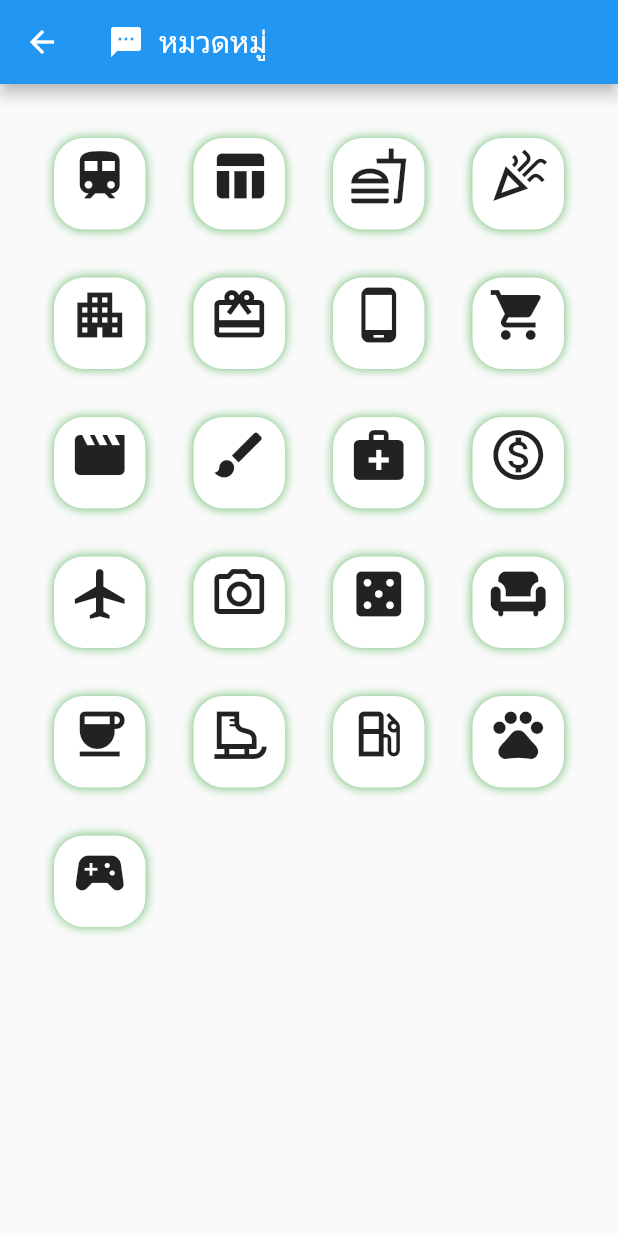
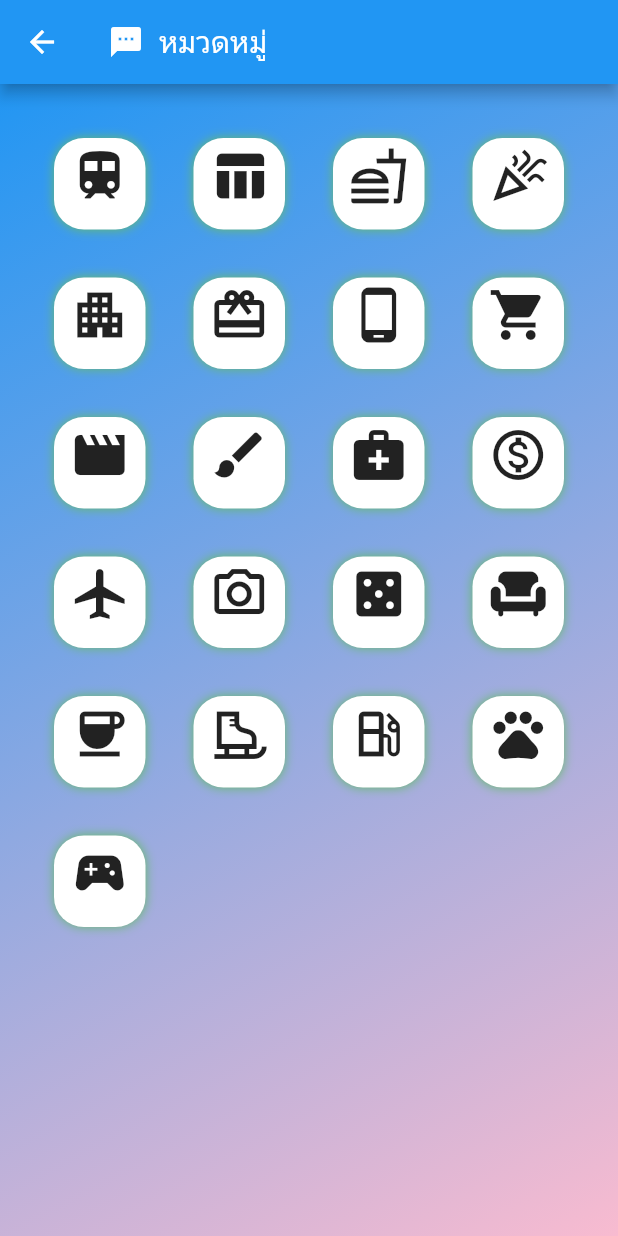
Before and after one commit to DarkNcz/calendar-main, a Flutter app: the screen it shows after launch, item 2 of the bottom bar chosen, after a tap on "เพิ่ม", on a phone screen of 412 x 824 dp. Run offline on Flutter 3.47's test engine with Material 2 defaults, Android fonts, the phone set to English and light mode, and no system bars; our stand-ins replace google_fonts, shared_preferences, sqflite, table_calendar; accounts and stored records are empty.

Commit message:
9/24/2021

```diff
--- /dev/null
+++ b/lib/DataBase.dart/DB.dart
@@ -0,0 +1,37 @@
+import 'dart:async';
+
+import 'package:calendar/model/Calen.dart';
+import 'package:sqflite/sqflite.dart';
+import 'package:path/path.dart' as p;
+
+abstract class DB {
+  static Database _db;
+
+  static int get _version => 1;
+
+  static Future<void> init() async {
+    try {
+      String _path = await getDatabasesPath();
+      String _dbpath = p.join(_path, 'cal1.db');
+
+      _db = await openDatabase(_dbpath, version: _version, onCreate: onCreate);
+      print(_version);
+    } catch (ex) {
+      print(ex);
+    }
+  }
+
+  static FutureOr<void> onCreate(Database db, int version) async {
+    await db.execute(
+        'CREATE TABLE events (id INTEGER PRIMARY KEY NOT NULL, name STRING, date STRING, setCounter INTEGER)');
+  }
+
+  static Future<List<Map<String, dynamic>>> query(String table) async =>
+      await _db.query(table);
+
+  static Future<int> insert(String table, CalendarItem item) async =>
+      await _db.insert(table, item.toMap());
+
+  static Future<int> delete(String table, CalendarItem item) async =>
+      await _db.delete(table, where: 'id = ?', whereArgs: [item.id]);
+}
--- a/lib/ModelPie/PieChart.dart
+++ b/lib/ModelPie/PieChart.dart
@@ -54,12 +54,12 @@ class Category {
 }
 
 final kCategories = [
-  Category('อาหาร', amount: 4000.00),
+  Category('อาหาร', amount: 2000.00),
   Category('เครื่องดื่ม', amount: 300.00),
   Category('เดินทาง', amount: 1000.00),
-  Category('เกมส์', amount: 500.00),
-  Category('ของขวัญ', amount: 400.00),
-  Category('โรงพยาบาล', amount: 1500.00),
+  Category('เกมส์', amount: 200.00),
+  Category('ของขวัญ', amount: 500.00),
+  Category('โรงพยาบาล', amount: 500.00),
 ];
 
 final kNeumorphicColors = [
--- /dev/null
+++ b/lib/model/Calen.dart
@@ -0,0 +1,22 @@
+class CalendarItem {
+  static String table = "events";
+
+  int id;
+  String name;
+  String date;
+
+  CalendarItem({this.id, this.name, this.date});
+
+  Map<String, dynamic> toMap() {
+    Map<String, dynamic> map = {'name': name, 'date': date};
+
+    if (id != null) {
+      map['id'] = id;
+    }
+    return map;
+  }
+
+  static CalendarItem fromMap(Map<String, dynamic> map) {
+    return CalendarItem(id: map['id'], name: map['name'], date: map['date']);
+  }
+}
--- a/lib/model/cateScreen.dart
+++ b/lib/model/cateScreen.dart
@@ -13,12 +13,21 @@ class _CatepageState extends State<Catepage> {
   @override
   Widget build(BuildContext context) {
     return Scaffold(
-      appBar: AppBar(
-          automaticallyImplyLeading: true,
-          title: Row(
-            children: <Widget>[Icon(Icons.textsms), Text("  หมวดหมู่")],
-          )),
-      body: Category(),
-    );
+        appBar: AppBar(
+            automaticallyImplyLeading: true,
+            title: Row(
+              children: <Widget>[Icon(Icons.textsms), Text("  หมวดหมู่")],
+            )),
+        body: Container(
+          //padding: EdgeInsets.all(10),
+          decoration: BoxDecoration(
+            gradient: LinearGradient(
+                begin: Alignment.topLeft,
+                end: Alignment.bottomRight,
+                colors: [Colors.blue, Colors.pink[100]]),
+            color: Colors.purple[100],
+          ),
+          child: Category(),
+        ));
   }
 }
--- a/lib/screen/CalenScreen.dart
+++ b/lib/screen/CalenScreen.dart
@@ -1,3 +1,4 @@
+import 'dart:ui';
 import 'package:calendar/event.dart';
 import 'package:calendar/model/cateScreen.dart';
 import 'package:flutter/material.dart';
@@ -17,6 +18,44 @@ class _CalendarState extends State<CalendarPage> {
   DateTime focusedDay = DateTime.now();
 
   TextEditingController _eventController = TextEditingController();
+  Container taskList(
+      String title, String description, IconData iconData, Color iconColor) {
+    return Container(
+      padding: EdgeInsets.only(top: 10),
+      child: Row(
+        children: <Widget>[
+          Icon(
+            iconData,
+            color: Colors.white,
+            size: 40,
+          ),
+          Container(
+            padding: EdgeInsets.only(left: 10, right: 10),
+            width: MediaQuery.of(context).size.width * 0.8,
+            child: Column(
+              children: <Widget>[
+                Text(
+                  title,
+                  style: TextStyle(
+                      fontSize: 20,
+                      fontWeight: FontWeight.bold,
+                      color: Colors.white),
+                ),
+                SizedBox(
+                  height: 10,
+                ),
+                Text(description,
+                    style: TextStyle(
+                        fontSize: 15,
+                        color: Colors.white,
+                        fontWeight: FontWeight.normal))
+              ],
+            ),
+          )
+        ],
+      ),
+    );
+  }
 
   @override
   void initState() {
@@ -39,21 +78,22 @@ class _CalendarState extends State<CalendarPage> {
   Widget build(BuildContext context) {
     return Scaffold(
       //backgroundColor: Theme.of(context).primaryColor,
-      appBar: new AppBar(
-        title: new Text("จดบันทึก"),
+      body: Container(
+        decoration: BoxDecoration(
+          gradient: LinearGradient(
+              begin: Alignment.topLeft,
+              end: Alignment.bottomRight,
+              colors: [Color.fromRGBO(193, 214, 233, 1), Colors.pink[100]]),
+          color: Colors.purple[100],
         ),
-
-      body: Padding(
-        padding: const EdgeInsets.all(8.0),
         child: Container(
-          padding: EdgeInsets.all(10),
-          decoration: BoxDecoration(
-              color: Colors.purple[100],
-              borderRadius: BorderRadius.circular(30)),
-          height: 380,
+          child: Expanded(
+            flex: 1,
             child: Column(
               children: [
-              TableCalendar(
+                Container(
+                  padding: EdgeInsets.only(top: 20, left: 30, right: 30),
+                  child: TableCalendar(
                     focusedDay: selectedDay,
                     firstDay: DateTime(1990),
                     lastDay: DateTime(2050),
@@ -99,6 +139,20 @@ class _CalendarState extends State<CalendarPage> {
                       ),
                     ),
                     headerStyle: HeaderStyle(
+                        /*leftChevronIcon: Icon(Icons.arrow_back_ios,
+                          size: 15, color: Colors.white),
+                      rightChevronIcon: Icon(Icons.arrow_forward_ios,
+                          size: 15, color: Colors.white),
+                      titleTextStyle: GoogleFonts.montserrat(
+                          color: Colors.white, fontSize: 16),
+                      formatButtonDecoration: BoxDecoration(
+                        color: Colors.white60,
+                        borderRadius: BorderRadius.circular(20),
+                      ),
+                      formatButtonTextStyle: GoogleFonts.montserrat(
+                          color: Colors.red,
+                          fontSize: 13,
+                          fontWeight: FontWeight.bold),*/
                         formatButtonVisible: true,
                         titleCentered: true,
                         formatButtonShowsNext: false,
@@ -108,14 +162,41 @@ class _CalendarState extends State<CalendarPage> {
                         ),
                         formatButtonTextStyle: TextStyle(
                           color: Colors.white,
+                        )),
                   ),
                 ),
+                SizedBox(
+                  height: 10,
                 ),
-              //เกี่ยวกับDiary
-              ..._getEventsfromDay(selectedDay).map(
-                (Diary event) => ListTile(
-                  title: Text(
-                    event.title,
+                Expanded(
+                  flex: 1,
+                  child: Container(
+                    padding: EdgeInsets.only(left: 30),
+                    width: MediaQuery.of(context).size.width,
+                    height: MediaQuery.of(context).size.height,
+                    decoration: BoxDecoration(
+                        borderRadius: BorderRadius.only(
+                            topLeft: Radius.circular(50),
+                            topRight: Radius.circular(50)),
+                        color: Color(0xff30384c)),
+                    child: Column(
+                      crossAxisAlignment: CrossAxisAlignment.start,
+                      children: <Widget>[
+                        Padding(
+                          padding: EdgeInsets.only(top: 10),
+                          child: Text("วันนี้",
+                              style: TextStyle(
+                                  color: Colors.white,
+                                  fontSize: 30,
+                                  fontWeight: FontWeight.bold)),
+                        ),
+                        taskList(
+                            "ค่าเดินทาง", "150", Icons.train, Colors.white),
+                        taskList("ค่าอาหาร", "150", Icons.fastfood_outlined,
+                            Colors.white),
+                        taskList("ค่ารักษา", "1500", Icons.medical_services,
+                            Colors.white),
+                      ],
                     ),
                   ),
                 ),
@@ -123,6 +204,8 @@ class _CalendarState extends State<CalendarPage> {
             ),
           ),
         ),
+      ),
+
       floatingActionButton: FloatingActionButton.extended(
         onPressed: () {
           var rount = new MaterialPageRoute(
--- a/lib/screen/HomeScreen.dart
+++ b/lib/screen/HomeScreen.dart
@@ -1,5 +1,4 @@
 import 'package:calendar/model/BoxCard.dart';
-import 'package:calendar/model/HexColor.dart';
 import 'package:flutter/material.dart';
 import 'package:google_fonts/google_fonts.dart';
 //import 'package:flutter_svg/flutter_svg.dart';
--- a/lib/screen/Summarize.dart
+++ b/lib/screen/Summarize.dart
@@ -6,14 +6,76 @@ class SumPage extends StatefulWidget {
 }
 
 class _SumPageState extends State<SumPage> {
+  Container taskList(
+      String title, String description, IconData iconData, Color iconColor) {
+    return Container(
+      padding: EdgeInsets.only(top: 20),
+      child: Row(
+        children: <Widget>[
+          Icon(
+            iconData,
+            color: Colors.white,
+            size: 40,
+          ),
+          Container(
+            padding: EdgeInsets.only(left: 10, right: 10),
+            width: MediaQuery.of(context).size.width * 0.8,
+            child: Column(
+              children: <Widget>[
+                Text(
+                  title,
+                  style: TextStyle(
+                      fontSize: 20,
+                      fontWeight: FontWeight.bold,
+                      color: Colors.white),
+                ),
+                SizedBox(
+                  height: 10,
+                ),
+                Text(description,
+                    style: TextStyle(
+                        fontSize: 15,
+                        color: Colors.white,
+                        fontWeight: FontWeight.normal))
+              ],
+            ),
+          )
+        ],
+      ),
+    );
+  }
+
   @override
   Widget build(BuildContext context) {
-    return new Scaffold(
-      appBar: new AppBar(
-        title: new Text("AnalyPage"),
-      ),
-      body: new Center(
-        child: new Text("This is AnaPage"),
+    return Container(
+      padding: EdgeInsets.only(left: 30),
+      width: MediaQuery.of(context).size.width,
+      height: MediaQuery.of(context).size.height,
+      decoration: BoxDecoration(
+          //borderRadius: BorderRadius.only(
+          //   topLeft: Radius.circular(50), topRight: Radius.circular(50)),
+          color: Color(0xff30384c)),
+      child: Stack(
+        children: <Widget>[
+          Column(
+            crossAxisAlignment: CrossAxisAlignment.start,
+            children: <Widget>[
+              Padding(
+                padding: EdgeInsets.only(top: 50),
+                child: Text("วันนี้",
+                    style: TextStyle(
+                        color: Colors.white,
+                        fontSize: 30,
+                        fontWeight: FontWeight.bold)),
+              ),
+              taskList("Task1", "ค่าเดินทาง", Icons.train, Colors.white),
+              taskList(
+                  "Task2", "ค่าอาหาร", Icons.fastfood_outlined, Colors.white),
+              taskList(
+                  "Task3", "ค่ารักษา", Icons.medical_services, Colors.white),
+            ],
+          ),
+        ],
       ),
     );
   }
--- a/pubspec.yaml
+++ b/pubspec.yaml
@@ -36,6 +36,8 @@ dependencies:
   provider: ^4.0.5
   transparent_image: ^1.0.0
   math_expressions: ^2.0.0
+  sqflite:
+  intl:
 
 dev_dependencies:
   flutter_test:
```
Also changed, not shown: 2 other files. Lines whose indentation alone changed are shown as unchanged.
